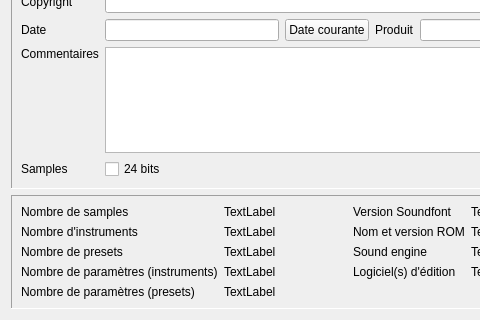
Above: trunk/pages/page_sf2.ui from davy7125/polyphone before the change; both pictures show x 0 to 480 and y 106 to 426 of the 615 by 426 pixel window. Below: the same form after it.
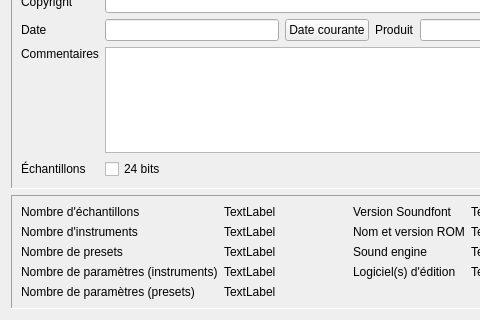
That is the form after the change. Custom widgets are drawn as their Qt base class.

Patch:
```diff
--- a/trunk/pages/page_sf2.ui
+++ b/trunk/pages/page_sf2.ui
@@ -132,7 +132,7 @@
         <item row="6" column="0">
          <widget class="QLabel" name="label_6">
           <property name="text">
-           <string>Samples</string>
+           <string>Échantillons</string>
           </property>
          </widget>
         </item>
@@ -224,7 +224,7 @@
         <item row="0" column="0">
          <widget class="QLabel" name="label_7">
           <property name="text">
-           <string>Nombre de samples</string>
+           <string>Nombre d'échantillons</string>
           </property>
          </widget>
         </item>
```
